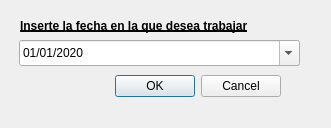
The window that UI/old_session_dialog.ui (rlothbrock/PyJournal) describes before a commit, drawn with Qt 5.
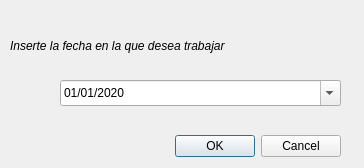
The same window after the commit.

Patch:
```diff
--- a/UI/old_session_dialog.ui
+++ b/UI/old_session_dialog.ui
@@ -6,8 +6,8 @@
    <rect>
     <x>0</x>
     <y>0</y>
-    <width>331</width>
-    <height>128</height>
+    <width>364</width>
+    <height>168</height>
    </rect>
   </property>
   <property name="windowTitle">
@@ -16,8 +16,8 @@
   <widget class="QDialogButtonBox" name="buttonBox">
    <property name="geometry">
     <rect>
-     <x>20</x>
-     <y>70</y>
+     <x>80</x>
+     <y>130</y>
      <width>261</width>
      <height>32</height>
     </rect>
@@ -32,17 +32,18 @@
   <widget class="QLabel" name="label">
    <property name="geometry">
     <rect>
-     <x>20</x>
-     <y>10</y>
-     <width>301</width>
+     <x>10</x>
+     <y>30</y>
+     <width>331</width>
      <height>31</height>
     </rect>
    </property>
    <property name="font">
     <font>
-     <weight>75</weight>
-     <bold>true</bold>
-     <underline>true</underline>
+     <weight>50</weight>
+     <italic>true</italic>
+     <bold>false</bold>
+     <underline>false</underline>
     </font>
    </property>
    <property name="text">
@@ -52,8 +53,8 @@
   <widget class="QDateEdit" name="dateEditSession">
    <property name="geometry">
     <rect>
-     <x>19</x>
-     <y>40</y>
+     <x>60</x>
+     <y>80</y>
      <width>281</width>
      <height>26</height>
     </rect>
```
Left out of the diff: 2 changed lines with no effect on the pictures.
